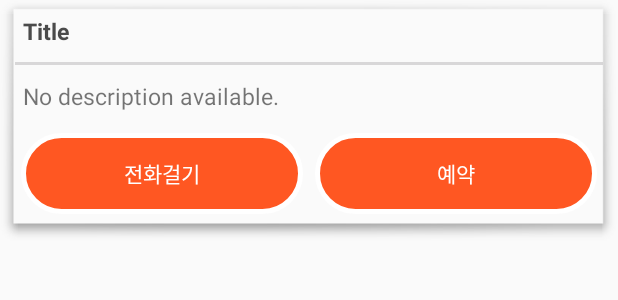
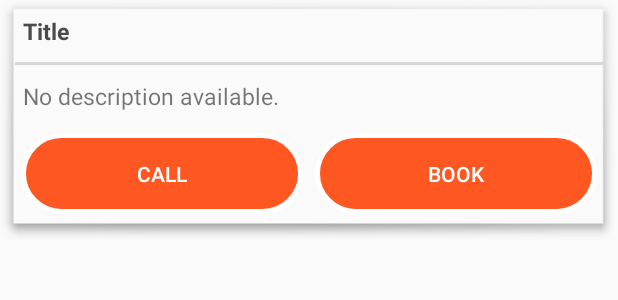
Before and after one commit to SophieYoonseo/yogiyocbnu, an Android app: the layout map_list_item.xml on its own in the app's theme, with its tools: preview values and no code run, on a phone screen of 412 x 824 dp. Shown: the top 300 px of the screen. Run offline under Robolectric (Android 15) with nearby library versions, the phone set to English and light mode, and no system bars; Roboto replaces fonts that are not available here.

Commit message:
Revert "stressssssss"
This reverts commit 0543f9a30223415120afdcfdcfcddd84bbc9376c.

```diff
--- a/Android/app/src/main/res/layout/bottomsheet_map_cards.xml
+++ b/Android/app/src/main/res/layout/bottomsheet_map_cards.xml
@@ -13,9 +13,9 @@
     <TextView
         android:layout_width="match_parent"
         android:layout_height="wrap_content"
+        android:layout_marginBottom="10dp"
         android:layout_marginStart="10dp"
         android:layout_marginTop="5dp"
-        android:layout_marginBottom="10dp"
         android:text="@string/nearby_places"
         android:textSize="16sp"
         android:textStyle="bold" />
--- a/Android/app/src/main/res/layout/map_list_item.xml
+++ b/Android/app/src/main/res/layout/map_list_item.xml
@@ -63,7 +63,7 @@
                 android:layout_margin="4dp"
                 android:layout_weight="1.0"
                 android:background="@drawable/round_shape"
-                android:text="전화걸기"
+                android:text="@string/text_call"
                 android:textColor="#ffffff" />
 
             <Button
@@ -74,7 +74,7 @@
                 android:layout_margin="4dp"
                 android:layout_weight="1.0"
                 android:background="@drawable/round_shape"
-                android:text="예약"
+                android:text="@string/text_book"
                 android:textColor="@color/white" />
         </LinearLayout>
     </LinearLayout>
```
